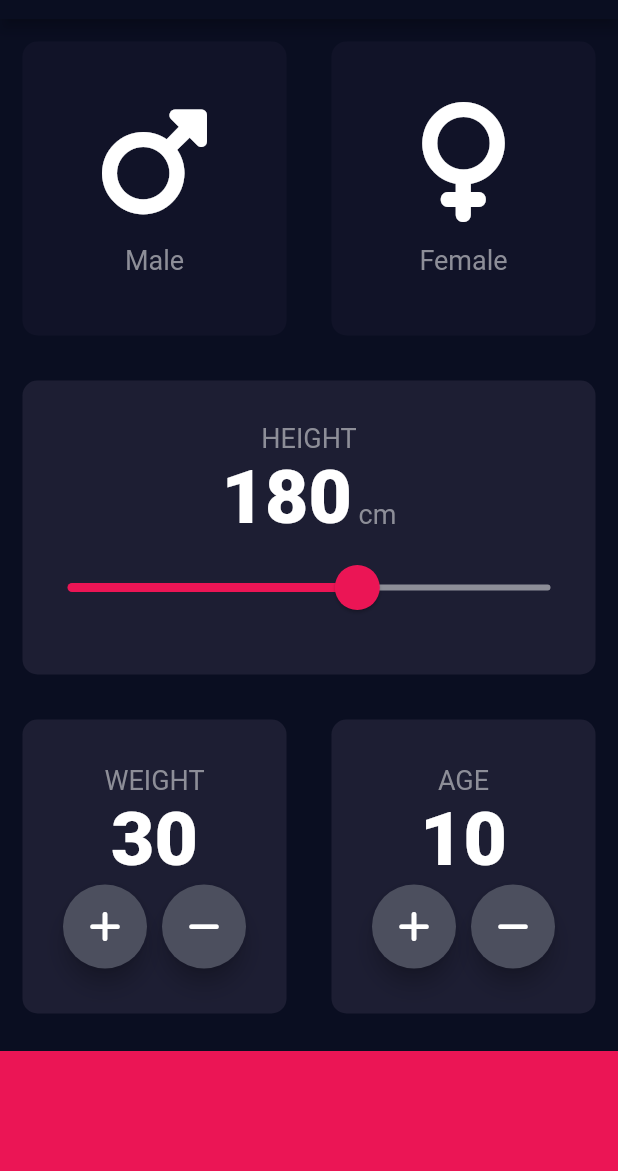
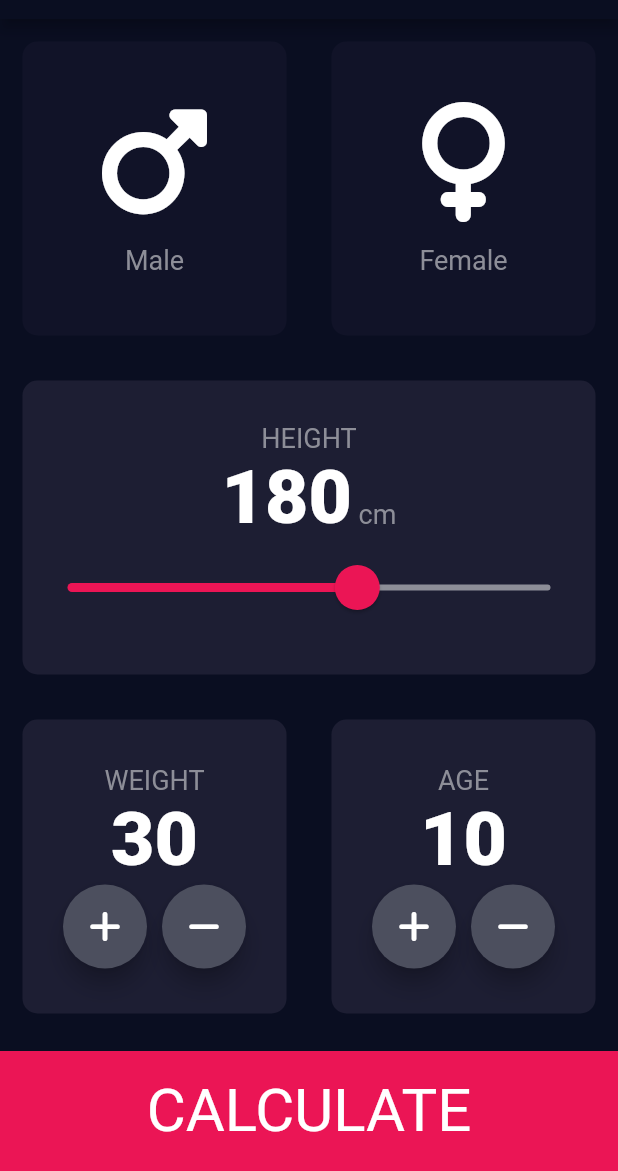
Before and after one commit to shreshtha-132/bmi_calculator, a Flutter app: the screen it shows after launch, on a phone screen of 412 x 824 dp, the part 65-1236 px from its top. Run offline on Flutter 3.47's test engine with Material 2 defaults, Android fonts, the phone set to English and light mode, and no system bars; our stand-ins replace font_awesome_flutter.

```diff
--- a/lib/inputPage.dart
+++ b/lib/inputPage.dart
@@ -1,9 +1,11 @@
 // TODO Implement this library.
+import 'package:bmi_calculator/results_page.dart';
 import 'package:flutter/cupertino.dart';
 import 'package:flutter/material.dart';
 import 'package:font_awesome_flutter/font_awesome_flutter.dart';
 import 'icon_content.dart';
 import 'reusable_card.dart';
+import 'results_page.dart';
 
 const bottomContainerHeight = 80.0;
 const reusableCardColor = Color(0xFF1D1E33);
@@ -251,12 +253,24 @@ class _InputPageState extends State<InputPage> {
               ],
             ),
           ),
-          Container(
-            height: bottomContainerHeight,
-            width: double.infinity,
-            color: bottomContainerColor,
-            margin: EdgeInsets.only(top: 10),
-            // child: Text('Last Container'),
+          GestureDetector(
+            onTap: () {
+              Navigator.push(context,
+                  MaterialPageRoute(builder: (context) => ResultsPage()));
+            },
+            child: Container(
+              child: Center(
+                child: Text(
+                  "CALCULATE",
+                  style: TextStyle(fontSize: 40),
+                ),
+              ),
+              height: bottomContainerHeight,
+              width: double.infinity,
+              color: bottomContainerColor,
+              margin: EdgeInsets.only(top: 10),
+              // child: Text('Last Container'),
+            ),
           )
         ],
       ),
```
Also changed, not shown: lib/results_page.dart (added, +15 -0 lines).
